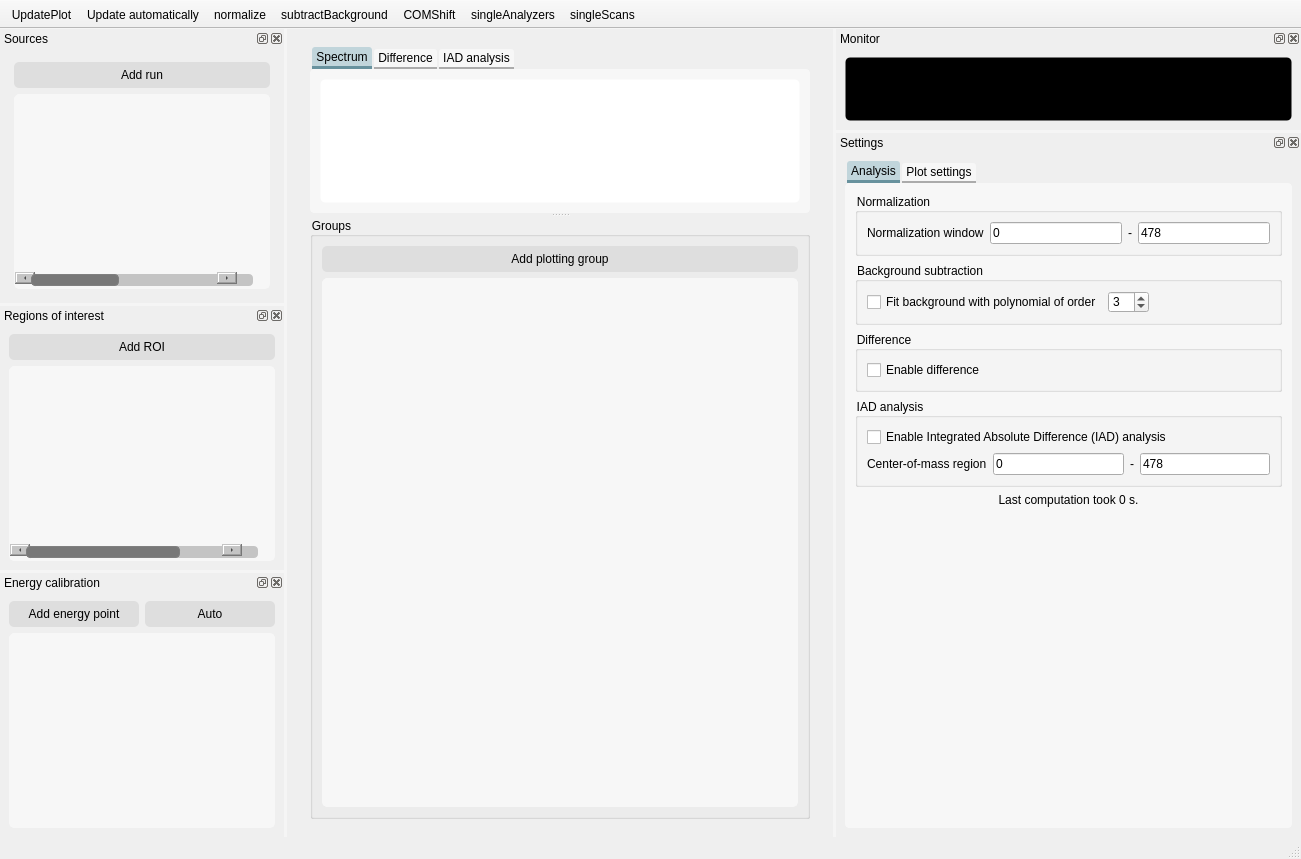
Qt form nosey/ui/main.ui (flmiot/nosey) before a commit.
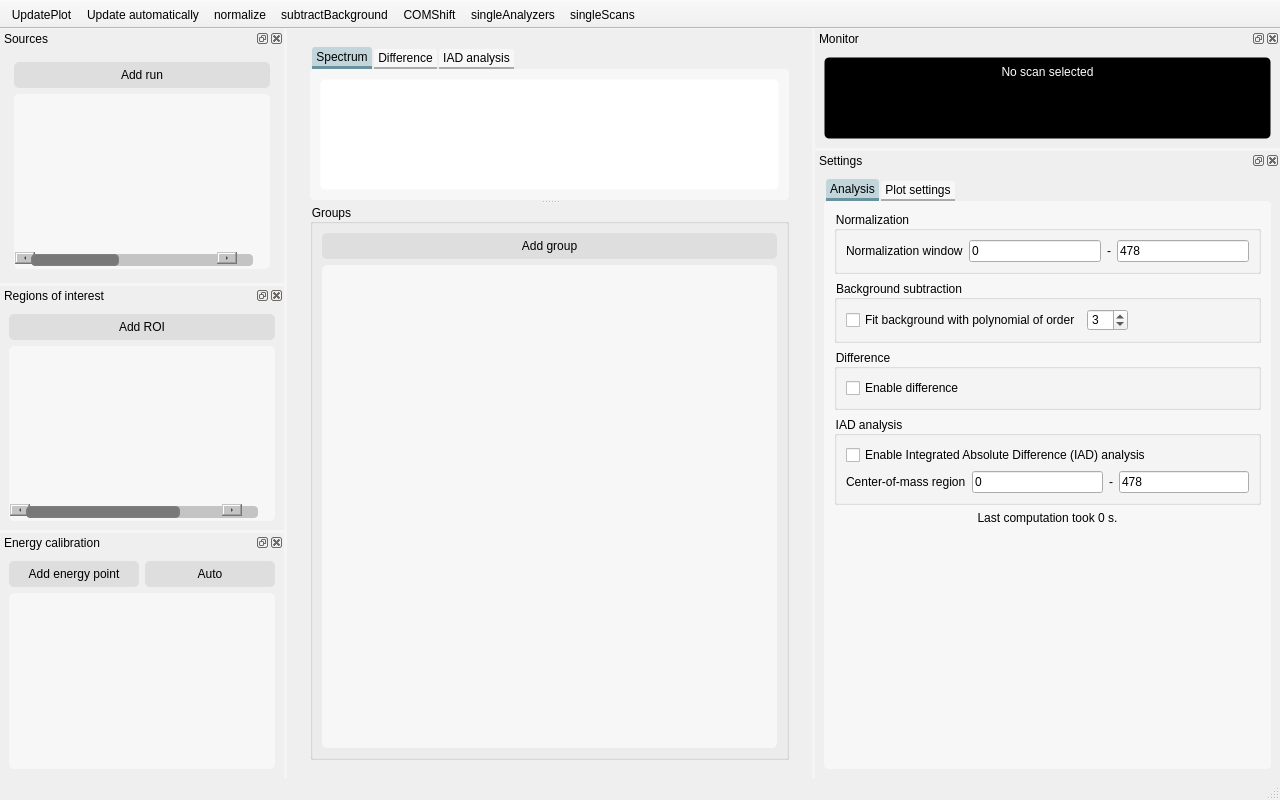
The same form after that commit. Icons and pictures are not drawn. Custom widgets are drawn as their Qt base class.

```diff
--- a/nosey/ui/main.ui
+++ b/nosey/ui/main.ui
@@ -6,8 +6,8 @@
    <rect>
     <x>0</x>
     <y>0</y>
-    <width>1301</width>
-    <height>859</height>
+    <width>1280</width>
+    <height>800</height>
    </rect>
   </property>
   <property name="windowTitle">
@@ -2401,7 +2401,7 @@
            <item>
             <widget class="QPushButton" name="pushButton">
              <property name="text">
-              <string>Add plotting group</string>
+              <string>Add group</string>
              </property>
              <property name="icon">
               <iconset>
@@ -2622,6 +2622,12 @@
    </widget>
   </widget>
   <widget class="QDockWidget" name="monitor">
+   <property name="sizePolicy">
+    <sizepolicy hsizetype="Preferred" vsizetype="Expanding">
+     <horstretch>0</horstretch>
+     <verstretch>2</verstretch>
+    </sizepolicy>
+   </property>
    <property name="styleSheet">
     <string notr="true"/>
    </property>
@@ -2639,6 +2645,443 @@
         <bool>false</bool>
        </property>
        <layout class="QVBoxLayout" name="verticalLayout_2">
+        <item>
+         <widget class="QLabel" name="label_scanName">
+          <property name="sizePolicy">
+           <sizepolicy hsizetype="Preferred" vsizetype="Preferred">
+            <horstretch>0</horstretch>
+            <verstretch>0</verstretch>
+           </sizepolicy>
+          </property>
+          <property name="maximumSize">
+           <size>
+            <width>16777215</width>
+            <height>12</height>
+           </size>
+          </property>
+          <property name="palette">
+           <palette>
+            <active>
+             <colorrole role="WindowText">
+              <brush brushstyle="SolidPattern">
+               <color alpha="255">
+                <red>255</red>
+                <green>255</green>
+                <blue>255</blue>
+               </color>
+              </brush>
+             </colorrole>
+             <colorrole role="Button">
+              <brush brushstyle="SolidPattern">
+               <color alpha="255">
+                <red>255</red>
+                <green>255</green>
+                <blue>255</blue>
+               </color>
+              </brush>
+             </colorrole>
+             <colorrole role="Light">
+              <brush brushstyle="SolidPattern">
+               <color alpha="255">
+                <red>255</red>
+                <green>255</green>
+                <blue>255</blue>
+               </color>
+              </brush>
+             </colorrole>
+             <colorrole role="Midlight">
+              <brush brushstyle="SolidPattern">
+               <color alpha="255">
+                <red>255</red>
+                <green>255</green>
+                <blue>255</blue>
+               </color>
+              </brush>
+             </colorrole>
+             <colorrole role="Dark">
+              <brush brushstyle="SolidPattern">
+               <color alpha="255">
+                <red>127</red>
+                <green>127</green>
+                <blue>127</blue>
+               </color>
+              </brush>
+             </colorrole>
+             <colorrole role="Mid">
+              <brush brushstyle="SolidPattern">
+               <color alpha="255">
+                <red>170</red>
+                <green>170</green>
+                <blue>170</blue>
+               </color>
+              </brush>
+             </colorrole>
+             <colorrole role="Text">
+              <brush brushstyle="SolidPattern">
+               <color alpha="255">
+                <red>0</red>
+                <green>0</green>
+                <blue>0</blue>
+               </color>
+              </brush>
+             </colorrole>
+             <colorrole role="BrightText">
+              <brush brushstyle="SolidPattern">
+               <color alpha="255">
+                <red>255</red>
+                <green>255</green>
+                <blue>255</blue>
+               </color>
+              </brush>
+             </colorrole>
+             <colorrole role="ButtonText">
+              <brush brushstyle="SolidPattern">
+               <color alpha="255">
+                <red>0</red>
+                <green>0</green>
+                <blue>0</blue>
+               </color>
+              </brush>
+             </colorrole>
+             <colorrole role="Base">
+              <brush brushstyle="SolidPattern">
+               <color alpha="255">
+                <red>255</red>
+                <green>255</green>
+                <blue>255</blue>
+               </color>
+              </brush>
+             </colorrole>
+             <colorrole role="Window">
+              <brush brushstyle="SolidPattern">
+               <color alpha="255">
+                <red>255</red>
+                <green>255</green>
+                <blue>255</blue>
+               </color>
+              </brush>
+             </colorrole>
+             <colorrole role="Shadow">
+              <brush brushstyle="SolidPattern">
+               <color alpha="255">
+                <red>0</red>
+                <green>0</green>
+                <blue>0</blue>
+               </color>
+              </brush>
+             </colorrole>
+             <colorrole role="AlternateBase">
+              <brush brushstyle="SolidPattern">
+               <color alpha="255">
+                <red>255</red>
+                <green>255</green>
+                <blue>255</blue>
+               </color>
+              </brush>
+             </colorrole>
+             <colorrole role="ToolTipBase">
+              <brush brushstyle="SolidPattern">
+               <color alpha="255">
+                <red>255</red>
+                <green>255</green>
+                <blue>220</blue>
+               </color>
+              </brush>
+             </colorrole>
+             <colorrole role="ToolTipText">
+              <brush brushstyle="SolidPattern">
+               <color alpha="255">
+                <red>0</red>
+                <green>0</green>
+                <blue>0</blue>
+               </color>
+              </brush>
+             </colorrole>
+            </active>
+            <inactive>
+             <colorrole role="WindowText">
+              <brush brushstyle="SolidPattern">
+               <color alpha="255">
+                <red>255</red>
+                <green>255</green>
+                <blue>255</blue>
+               </color>
+              </brush>
+             </colorrole>
+             <colorrole role="Button">
+              <brush brushstyle="SolidPattern">
+               <color alpha="255">
+                <red>255</red>
+                <green>255</green>
+                <blue>255</blue>
+               </color>
+              </brush>
+             </colorrole>
+             <colorrole role="Light">
+              <brush brushstyle="SolidPattern">
+               <color alpha="255">
+                <red>255</red>
+                <green>255</green>
+                <blue>255</blue>
+               </color>
+              </brush>
+             </colorrole>
+             <colorrole role="Midlight">
+              <brush brushstyle="SolidPattern">
+               <color alpha="255">
+                <red>255</red>
+                <green>255</green>
+                <blue>255</blue>
+               </color>
+              </brush>
+             </colorrole>
+             <colorrole role="Dark">
+              <brush brushstyle="SolidPattern">
+               <color alpha="255">
+                <red>127</red>
+                <green>127</green>
+                <blue>127</blue>
+               </color>
+              </brush>
+             </colorrole>
+             <colorrole role="Mid">
+              <brush brushstyle="SolidPattern">
+               <color alpha="255">
+                <red>170</red>
+                <green>170</green>
+                <blue>170</blue>
+               </color>
+              </brush>
+             </colorrole>
+             <colorrole role="Text">
+              <brush brushstyle="SolidPattern">
+               <color alpha="255">
+                <red>0</red>
+                <green>0</green>
+                <blue>0</blue>
+               </color>
+              </brush>
+             </colorrole>
+             <colorrole role="BrightText">
+              <brush brushstyle="SolidPattern">
+               <color alpha="255">
+                <red>255</red>
+                <green>255</green>
+                <blue>255</blue>
+               </color>
+              </brush>
+             </colorrole>
+             <colorrole role="ButtonText">
+              <brush brushstyle="SolidPattern">
+               <color alpha="255">
+                <red>0</red>
+                <green>0</green>
+                <blue>0</blue>
+               </color>
+              </brush>
+             </colorrole>
+             <colorrole role="Base">
+              <brush brushstyle="SolidPattern">
+               <color alpha="255">
+                <red>255</red>
+                <green>255</green>
+                <blue>255</blue>
+               </color>
+              </brush>
+             </colorrole>
+             <colorrole role="Window">
+              <brush brushstyle="SolidPattern">
+               <color alpha="255">
+                <red>255</red>
+                <green>255</green>
+                <blue>255</blue>
+               </color>
+              </brush>
+             </colorrole>
+             <colorrole role="Shadow">
+              <brush brushstyle="SolidPattern">
+               <color alpha="255">
+                <red>0</red>
+                <green>0</green>
+                <blue>0</blue>
+               </color>
+              </brush>
+             </colorrole>
+             <colorrole role="AlternateBase">
+              <brush brushstyle="SolidPattern">
+               <color alpha="255">
+                <red>255</red>
+                <green>255</green>
+                <blue>255</blue>
+               </color>
+              </brush>
+             </colorrole>
+             <colorrole role="ToolTipBase">
+              <brush brushstyle="SolidPattern">
+               <color alpha="255">
+                <red>255</red>
+                <green>255</green>
+                <blue>220</blue>
+               </color>
+              </brush>
+             </colorrole>
+             <colorrole role="ToolTipText">
+              <brush brushstyle="SolidPattern">
+               <color alpha="255">
+                <red>0</red>
+                <green>0</green>
+                <blue>0</blue>
+               </color>
+              </brush>
+             </colorrole>
+            </inactive>
+            <disabled>
+             <colorrole role="WindowText">
+              <brush brushstyle="SolidPattern">
+               <color alpha="255">
+                <red>127</red>
+                <green>127</green>
+                <blue>127</blue>
+               </color>
+              </brush>
+             </colorrole>
+             <colorrole role="Button">
+              <brush brushstyle="SolidPattern">
+               <color alpha="255">
+                <red>255</red>
+                <green>255</green>
+                <blue>255</blue>
+               </color>
+              </brush>
+             </colorrole>
+             <colorrole role="Light">
+              <brush brushstyle="SolidPattern">
+               <color alpha="255">
+                <red>255</red>
+                <green>255</green>
+                <blue>255</blue>
+               </color>
+              </brush>
+             </colorrole>
+             <colorrole role="Midlight">
+              <brush brushstyle="SolidPattern">
+               <color alpha="255">
+                <red>255</red>
+                <green>255</green>
+                <blue>255</blue>
+               </color>
+              </brush>
+             </colorrole>
+             <colorrole role="Dark">
+              <brush brushstyle="SolidPattern">
+               <color alpha="255">
+                <red>127</red>
+                <green>127</green>
+                <blue>127</blue>
+               </color>
+              </brush>
+             </colorrole>
+             <colorrole role="Mid">
+              <brush brushstyle="SolidPattern">
+               <color alpha="255">
+                <red>170</red>
+                <green>170</green>
+                <blue>170</blue>
+               </color>
+              </brush>
+             </colorrole>
+             <colorrole role="Text">
+              <brush brushstyle="SolidPattern">
+               <color alpha="255">
+                <red>127</red>
+                <green>127</green>
+                <blue>127</blue>
+               </color>
+              </brush>
+             </colorrole>
+             <colorrole role="BrightText">
+              <brush brushstyle="SolidPattern">
+               <color alpha="255">
+                <red>255</red>
+                <green>255</green>
+                <blue>255</blue>
+               </color>
+              </brush>
+             </colorrole>
+             <colorrole role="ButtonText">
+              <brush brushstyle="SolidPattern">
+               <color alpha="255">
+                <red>127</red>
+                <green>127</green>
+                <blue>127</blue>
+               </color>
+              </brush>
+             </colorrole>
+             <colorrole role="Base">
+              <brush brushstyle="SolidPattern">
+               <color alpha="255">
+                <red>255</red>
+                <green>255</green>
+                <blue>255</blue>
+               </color>
+              </brush>
+             </colorrole>
+             <colorrole role="Window">
+              <brush brushstyle="SolidPattern">
+               <color alpha="255">
+                <red>255</red>
+                <green>255</green>
+                <blue>255</blue>
+               </color>
+              </brush>
+             </colorrole>
+             <colorrole role="Shadow">
+              <brush brushstyle="SolidPattern">
+               <color alpha="255">
+                <red>0</red>
+                <green>0</green>
+                <blue>0</blue>
+               </color>
+              </brush>
+             </colorrole>
+             <colorrole role="AlternateBase">
+              <brush brushstyle="SolidPattern">
+               <color alpha="255">
+                <red>255</red>
+                <green>255</green>
+                <blue>255</blue>
+               </color>
+              </brush>
+             </colorrole>
+             <colorrole role="ToolTipBase">
+              <brush brushstyle="SolidPattern">
+               <color alpha="255">
+                <red>255</red>
+                <green>255</green>
+                <blue>220</blue>
+               </color>
+              </brush>
+             </colorrole>
+             <colorrole role="ToolTipText">
+              <brush brushstyle="SolidPattern">
+               <color alpha="255">
+                <red>0</red>
+                <green>0</green>
+                <blue>0</blue>
+               </color>
+              </brush>
+             </colorrole>
+            </disabled>
+           </palette>
+          </property>
+          <property name="text">
+           <string>No scan selected</string>
+          </property>
+          <property name="alignment">
+           <set>Qt::AlignCenter</set>
+          </property>
+         </widget>
+        </item>
         <item>
          <widget class="ImageView" name="imageView" native="true">
           <property name="palette">
@@ -3769,6 +4212,12 @@
    </widget>
   </widget>
   <widget class="QDockWidget" name="dockWidget_4">
+   <property name="sizePolicy">
+    <sizepolicy hsizetype="Preferred" vsizetype="Preferred">
+     <horstretch>0</horstretch>
+     <verstretch>0</verstretch>
+    </sizepolicy>
+   </property>
    <property name="windowTitle">
     <string>Settings</string>
    </property>
```
Left out of the diff: 34 changed lines with no effect on the pictures.
